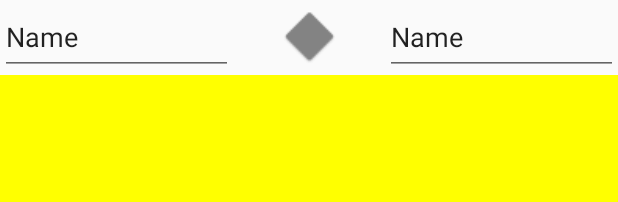
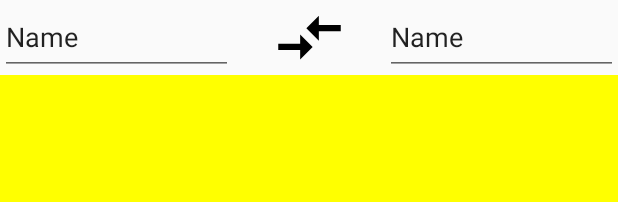
Before and after one commit to SemenNag/myyandextranslate, an Android app: the layout activity_translate.xml on its own in the app's theme, with its tools: preview values and no code run, on a phone screen of 412 x 824 dp. Shown: the top 202 px of the screen. Run offline under Robolectric (Android 15) with nearby library versions, the phone set to English and light mode, and no system bars.

```diff
--- /dev/null
+++ b/app/src/main/res/drawable/ic_compare_arrows_black_24dp.xml
@@ -0,0 +1,9 @@
+<vector xmlns:android="http://schemas.android.com/apk/res/android"
+        android:width="24dp"
+        android:height="24dp"
+        android:viewportWidth="24.0"
+        android:viewportHeight="24.0">
+    <path
+        android:fillColor="#FF000000"
+        android:pathData="M9.01,14L2,14v2h7.01v3L13,15l-3.99,-4v3zM14.99,13v-3L22,10L22,8h-7.01L14.99,5L11,9l3.99,4z"/>
+</vector>
--- a/app/src/main/res/layout/activity_translate.xml
+++ b/app/src/main/res/layout/activity_translate.xml
@@ -1,7 +1,6 @@
 <?xml version="1.0" encoding="utf-8"?>
 <android.support.constraint.ConstraintLayout xmlns:android="http://schemas.android.com/apk/res/android"
     xmlns:app="http://schemas.android.com/apk/res-auto"
-    xmlns:tools="http://schemas.android.com/tools"
     android:layout_width="match_parent"
     android:layout_height="match_parent"
     android:orientation="vertical">
@@ -27,14 +26,14 @@
         app:layout_constraintRight_toRightOf="parent" />
 
     <ImageView
+        android:id="@+id/changeTranslateDirection"
         android:layout_width="50dp"
         android:layout_height="50dp"
         android:contentDescription="@string/change_translate_direction"
-        android:src="@drawable/ic_translate_dir"
+        android:src="@drawable/ic_compare_arrows_black_24dp"
         app:layout_constraintLeft_toRightOf="@+id/fromLangSelection"
         app:layout_constraintRight_toLeftOf="@+id/toLangSelection"
-        app:layout_constraintTop_toTopOf="@+id/fromLangSelection"
-        tools:layout_editor_absoluteY="25dp" />
+        app:layout_constraintTop_toTopOf="@+id/fromLangSelection" />
 
     <EditText
         android:id="@+id/home_inputSourceText"
```
Also changed, not shown: app/src/main/java/edu/semnag/myyandextranslate/TranslateActivity.java (+20 -1 lines), app/src/main/java/edu/semnag/myyandextranslate/fragments/HistoryPageFragment.java (+9 -5 lines), app/src/main/java/edu/semnag/myyandextranslate/fragments/adapters/HistoryListAdapter.java (added, +60 -0 lines), app/src/main/res/drawable/ic_notifications_black_24dp.xml (deleted, +0 -9 lines), app/src/main/res/layout/history_item.xml (+10 -12 lines), app/src/main/res/drawable-hdpi/ic_translate_dir.png (deleted), app/src/main/res/drawable-mdpi/ic_translate_dir.png (deleted), app/src/main/res/drawable-xhdpi/ic_translate_dir.png (deleted), app/src/main/res/drawable-xxhdpi/ic_translate_dir.png (deleted).
